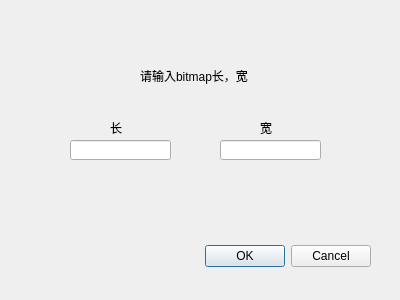
This is Editor/newdialog.ui in KasenJ/QuadraticCraft as Qt 5 draws it before an edit. The edited form follows.
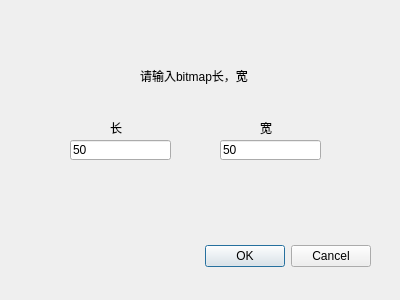
This is the edited form.

What changed in the file:
```diff
--- a/Editor/newdialog.ui
+++ b/Editor/newdialog.ui
@@ -77,6 +77,9 @@
      <height>20</height>
     </rect>
    </property>
+   <property name="text">
+    <string>50</string>
+   </property>
   </widget>
   <widget class="QLineEdit" name="lineEdit_2">
    <property name="geometry">
@@ -87,6 +90,9 @@
      <height>20</height>
     </rect>
    </property>
+   <property name="text">
+    <string>50</string>
+   </property>
   </widget>
  </widget>
  <resources/>
```
